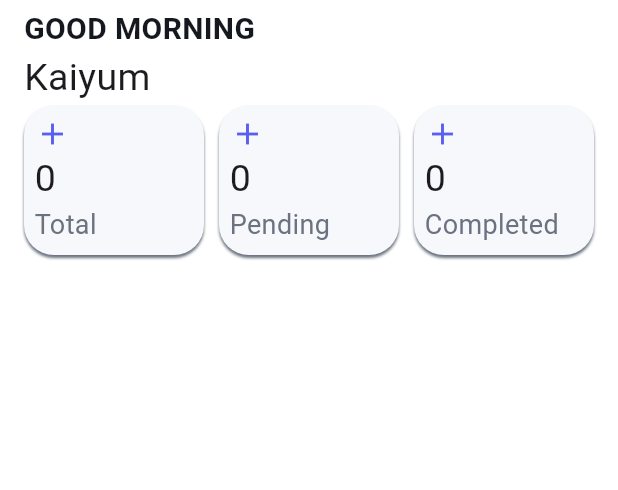
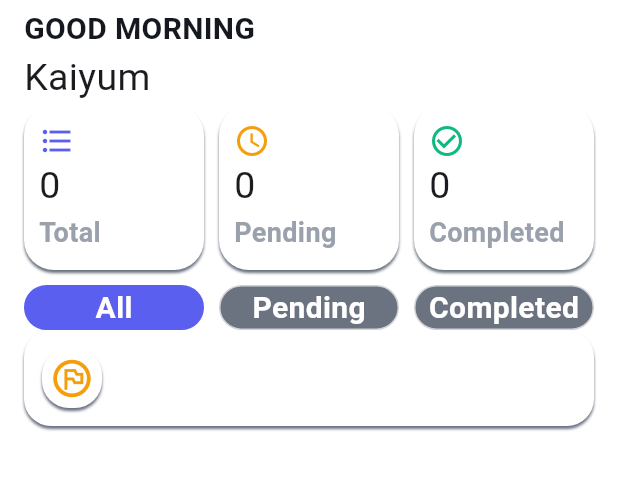
Before and after one commit to MD-ABDULKAIYUM/Task-Management-, a Flutter app: the screen it shows after launch, on a phone screen of 412 x 824 dp, the part 84-574 px from its top. Run offline on Flutter 3.47's test engine with Material 3 defaults, Android fonts, the phone set to English and light mode, and no system bars.

Commit message:
filtter button and task card

```diff
--- a/lib/presentation/home/Home_page.dart
+++ b/lib/presentation/home/Home_page.dart
@@ -3,6 +3,9 @@ import 'package:task_managment/presentation/Core/Apps_colors.dart';
 import 'package:task_managment/presentation/Core/Apps_strings.dart';
 import 'package:task_managment/presentation/home/Widget/app_logo.dart';
 import 'package:task_managment/presentation/home/Widget/start_card.dart';
+
+import 'Widget/filtter_button.dart';
+import 'Widget/task_card.dart';
 class HomePage extends StatefulWidget {
   const HomePage({super.key});
 
@@ -65,21 +68,43 @@ class _HomePageState extends State<HomePage> {
            Row(
              spacing: 10,
              children: [
-               Expanded(child: StartCard(icon: Icons.add,
-                 iconColor: AppColors.secondaryText,
+               Expanded(child: StartCard(icon: Icons.format_list_bulleted,
+                 iconColor: AppColors.primary,
                  count: 0,
                  Level: "Total",)),
-               Expanded(child: StartCard(icon: Icons.add,
-                 iconColor: AppColors.secondaryText,
+               Expanded(child: StartCard(icon: Icons.schedule_outlined,
+                 iconColor: AppColors.amberIcon,
                  count: 0,
                  Level: "Pending",)),
-               Expanded(child: StartCard(icon: Icons.add,
-                 iconColor: AppColors.secondaryText,
+               Expanded(child: StartCard(icon: Icons.check_circle_outline,
+                 iconColor: AppColors.greenIcon,
                  count: 0,
                  Level: "Completed",)),
 
              ],
-           )
+
+           ),
+            SizedBox(height: 10,),
+            Row(
+              spacing: 10,
+              children: [
+                Expanded(child: FiltterButton(
+                  lebel: 'All',
+                  isSelected: true,
+                )),
+                Expanded(child: FiltterButton(
+                  lebel: 'Pending',
+                  isSelected: false,
+                )),
+                Expanded(child: FiltterButton(
+                  lebel: 'Completed',
+                  isSelected: false,
+                )),
+
+
+              ],
+            ),
+            TaskCard(),
 
 
           ],
--- a/lib/presentation/home/Widget/filtter_button.dart
+++ b/lib/presentation/home/Widget/filtter_button.dart
@@ -0,0 +1,29 @@
+import 'package:flutter/cupertino.dart';
+import 'package:task_managment/presentation/Core/Apps_colors.dart';
+
+class FiltterButton extends StatelessWidget {
+  final String lebel;
+  final bool isSelected;
+  // final voidCallback onTab;
+  const FiltterButton({super.key,required this.lebel, required this.isSelected});
+
+  @override
+  Widget build(BuildContext context) {
+    return Container(
+      height: 30,
+      decoration: BoxDecoration(
+        color: isSelected? AppColors.primary: AppColors.secondaryText,
+        border: Border.all(
+          color: isSelected ? AppColors.primary : AppColors.border,
+        ),
+        borderRadius: BorderRadius.circular(100)
+      ),
+      alignment: .center,
+      child: Text(lebel,style: TextStyle(
+        fontSize: 20,
+        fontWeight: FontWeight.w600,
+        color: AppColors.white,
+      ),),
+    );
+  }
+}
--- a/lib/presentation/home/Widget/start_card.dart
+++ b/lib/presentation/home/Widget/start_card.dart
@@ -15,11 +15,10 @@ class StartCard extends StatelessWidget {
   @override
   Widget build(BuildContext context) {
     return  Container(
-
-      width:125,
+      padding: EdgeInsets.symmetric(horizontal: 10,vertical: 12),
 
       decoration: BoxDecoration(
-          color: AppColors.background,
+          color: AppColors.white ,
           borderRadius: BorderRadius.circular(20),
           boxShadow:[
             // BoxShadow(color: AppColors.textSecondary,offset: Offset(0, 2),blurRadius: 0.9),
@@ -27,12 +26,10 @@ class StartCard extends StatelessWidget {
 
           ]
       ),
-      child: Padding(
-        padding: EdgeInsets.all(7.0),
       child: Column(
         crossAxisAlignment: CrossAxisAlignment.start,
         children: [
-            Icon(icon,color: AppColors.primary,),
+          Icon(icon,color:iconColor ),
           Text(count.toString(),style: TextStyle(
             fontSize: 25 ,
             fontWeight: FontWeight.w400,
@@ -42,13 +39,14 @@ class StartCard extends StatelessWidget {
             Level,
             style: TextStyle(
                 fontSize: 18 ,
-                  color: AppColors.secondaryText
+                color: AppColors.mutedText,
+              fontWeight: FontWeight.w600
+
             ),
           )
 
         ],
       ),
-      ),
     );
   }
 }
--- a/lib/presentation/home/Widget/task_card.dart
+++ b/lib/presentation/home/Widget/task_card.dart
@@ -0,0 +1,43 @@
+import 'package:flutter/cupertino.dart';
+import 'package:task_managment/presentation/Core/Apps_colors.dart';
+import 'package:flutter/material.dart';
+
+class TaskCard extends StatelessWidget {
+  const TaskCard({super.key});
+
+  @override
+  Widget build(BuildContext context) {
+    return Container(
+      padding: .all(12),
+      decoration: BoxDecoration(
+        color: AppColors.white,
+        borderRadius: BorderRadius.circular(18),
+          boxShadow:[
+            // BoxShadow(color: AppColors.textSecondary,offset: Offset(0, 2),blurRadius: 0.9),
+            BoxShadow(color: AppColors.secondaryText,offset: Offset(0, 2),blurRadius: 0.9)
+
+          ],
+
+      ),
+      child: Row(
+        children: [
+          Container(
+            height: 40,
+            width: 40,
+            decoration: BoxDecoration(
+              color: AppColors.white,
+              borderRadius: BorderRadius.circular(18),
+                boxShadow:[
+                  // BoxShadow(color: AppColors.textSecondary,offset: Offset(0, 2),blurRadius: 0.9),
+                  BoxShadow(color: AppColors.secondaryText,offset: Offset(0, 2),blurRadius: 0.9)
+
+                ],
+            ),
+            child: Icon(Icons.flag_circle_outlined,color: AppColors.amberIcon,size: 30,),
+
+          )
+        ],
+      ),
+    );
+  }
+}
```
Lines whose indentation alone changed are shown as unchanged.
